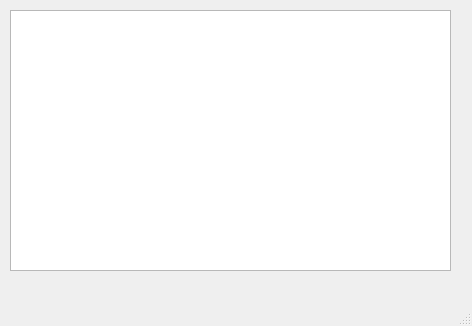
Above: server.ui from gameraliaz/Bank_Server before the change. Below: the same form after it.
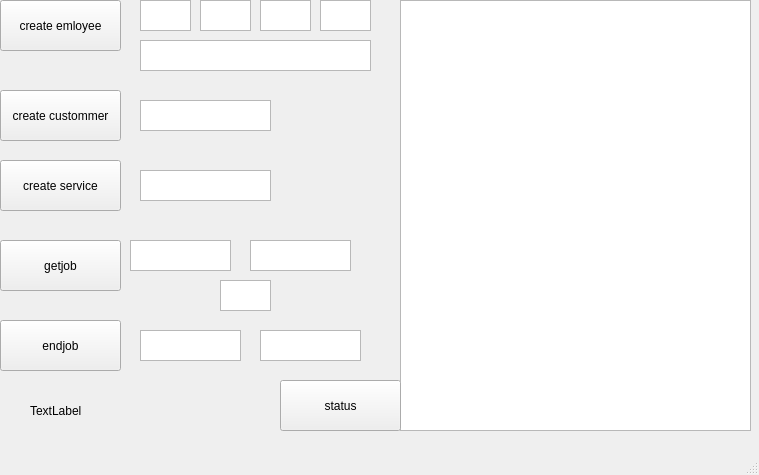
That is the form after the change.

Commit message: class complieted start working on forms

Patch:
```diff
--- a/server.ui
+++ b/server.ui
@@ -6,8 +6,8 @@
    <rect>
     <x>0</x>
     <y>0</y>
-    <width>472</width>
-    <height>326</height>
+    <width>759</width>
+    <height>475</height>
    </rect>
   </property>
   <property name="windowTitle">
@@ -17,13 +17,224 @@
    <widget class="QTextEdit" name="textEditRead">
     <property name="geometry">
      <rect>
-      <x>10</x>
-      <y>10</y>
-      <width>441</width>
-      <height>261</height>
+      <x>400</x>
+      <y>0</y>
+      <width>351</width>
+      <height>431</height>
      </rect>
     </property>
    </widget>
+   <widget class="QPushButton" name="Empcreate">
+    <property name="geometry">
+     <rect>
+      <x>0</x>
+      <y>0</y>
+      <width>121</width>
+      <height>51</height>
+     </rect>
+    </property>
+    <property name="text">
+     <string>create emloyee</string>
+    </property>
+   </widget>
+   <widget class="QPushButton" name="Cuscreate">
+    <property name="geometry">
+     <rect>
+      <x>0</x>
+      <y>90</y>
+      <width>121</width>
+      <height>51</height>
+     </rect>
+    </property>
+    <property name="text">
+     <string>create custommer</string>
+    </property>
+   </widget>
+   <widget class="QPushButton" name="Sercreate">
+    <property name="geometry">
+     <rect>
+      <x>0</x>
+      <y>160</y>
+      <width>121</width>
+      <height>51</height>
+     </rect>
+    </property>
+    <property name="text">
+     <string>create service</string>
+    </property>
+   </widget>
+   <widget class="QPushButton" name="Getjob">
+    <property name="geometry">
+     <rect>
+      <x>0</x>
+      <y>240</y>
+      <width>121</width>
+      <height>51</height>
+     </rect>
+    </property>
+    <property name="text">
+     <string>getjob</string>
+    </property>
+   </widget>
+   <widget class="QPushButton" name="Endjob">
+    <property name="geometry">
+     <rect>
+      <x>0</x>
+      <y>320</y>
+      <width>121</width>
+      <height>51</height>
+     </rect>
+    </property>
+    <property name="text">
+     <string>endjob</string>
+    </property>
+   </widget>
+   <widget class="QPushButton" name="Status">
+    <property name="geometry">
+     <rect>
+      <x>280</x>
+      <y>380</y>
+      <width>121</width>
+      <height>51</height>
+     </rect>
+    </property>
+    <property name="text">
+     <string>status</string>
+    </property>
+   </widget>
+   <widget class="QTextEdit" name="Empcreate_Pass">
+    <property name="geometry">
+     <rect>
+      <x>140</x>
+      <y>0</y>
+      <width>51</width>
+      <height>31</height>
+     </rect>
+    </property>
+   </widget>
+   <widget class="QTextEdit" name="Empcreate_First">
+    <property name="geometry">
+     <rect>
+      <x>200</x>
+      <y>0</y>
+      <width>51</width>
+      <height>31</height>
+     </rect>
+    </property>
+   </widget>
+   <widget class="QTextEdit" name="Empcreate_Last">
+    <property name="geometry">
+     <rect>
+      <x>260</x>
+      <y>0</y>
+      <width>51</width>
+      <height>31</height>
+     </rect>
+    </property>
+   </widget>
+   <widget class="QTextEdit" name="Empcreate_Birth">
+    <property name="geometry">
+     <rect>
+      <x>320</x>
+      <y>0</y>
+      <width>51</width>
+      <height>31</height>
+     </rect>
+    </property>
+   </widget>
+   <widget class="QTextEdit" name="Empcreate_Identity">
+    <property name="geometry">
+     <rect>
+      <x>140</x>
+      <y>40</y>
+      <width>231</width>
+      <height>31</height>
+     </rect>
+    </property>
+   </widget>
+   <widget class="QTextEdit" name="Cuscreate_Ser">
+    <property name="geometry">
+     <rect>
+      <x>140</x>
+      <y>100</y>
+      <width>131</width>
+      <height>31</height>
+     </rect>
+    </property>
+   </widget>
+   <widget class="QTextEdit" name="Sercreate_Sername">
+    <property name="geometry">
+     <rect>
+      <x>140</x>
+      <y>170</y>
+      <width>131</width>
+      <height>31</height>
+     </rect>
+    </property>
+   </widget>
+   <widget class="QTextEdit" name="Endjob_Id">
+    <property name="geometry">
+     <rect>
+      <x>140</x>
+      <y>330</y>
+      <width>101</width>
+      <height>31</height>
+     </rect>
+    </property>
+   </widget>
+   <widget class="QTextEdit" name="Endjob_Pass">
+    <property name="geometry">
+     <rect>
+      <x>260</x>
+      <y>330</y>
+      <width>101</width>
+      <height>31</height>
+     </rect>
+    </property>
+   </widget>
+   <widget class="QTextEdit" name="Getjob_Id">
+    <property name="geometry">
+     <rect>
+      <x>130</x>
+      <y>240</y>
+      <width>101</width>
+      <height>31</height>
+     </rect>
+    </property>
+   </widget>
+   <widget class="QTextEdit" name="Getjob_Pass">
+    <property name="geometry">
+     <rect>
+      <x>250</x>
+      <y>240</y>
+      <width>101</width>
+      <height>31</height>
+     </rect>
+    </property>
+   </widget>
+   <widget class="QTextEdit" name="Getjob_Ser">
+    <property name="geometry">
+     <rect>
+      <x>220</x>
+      <y>280</y>
+      <width>51</width>
+      <height>31</height>
+     </rect>
+    </property>
+   </widget>
+   <widget class="QLabel" name="Lable">
+    <property name="geometry">
+     <rect>
+      <x>30</x>
+      <y>400</y>
+      <width>121</width>
+      <height>21</height>
+     </rect>
+    </property>
+    <property name="text">
+     <string>TextLabel</string>
+    </property>
+   </widget>
   </widget>
   <widget class="QMenuBar" name="menubar">
    <property name="geometry">
```
Left out of the diff: 4 changed lines with no effect on the pictures. The commit also changes 20 other files.
